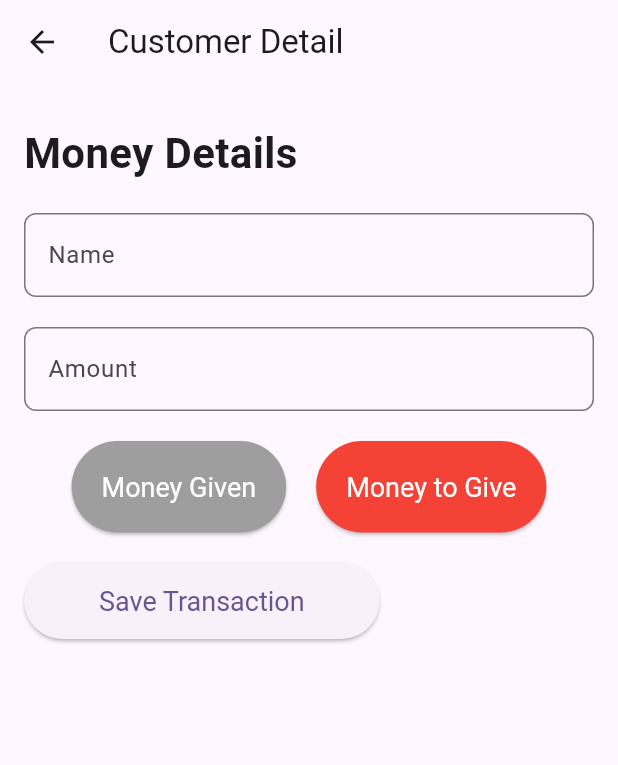
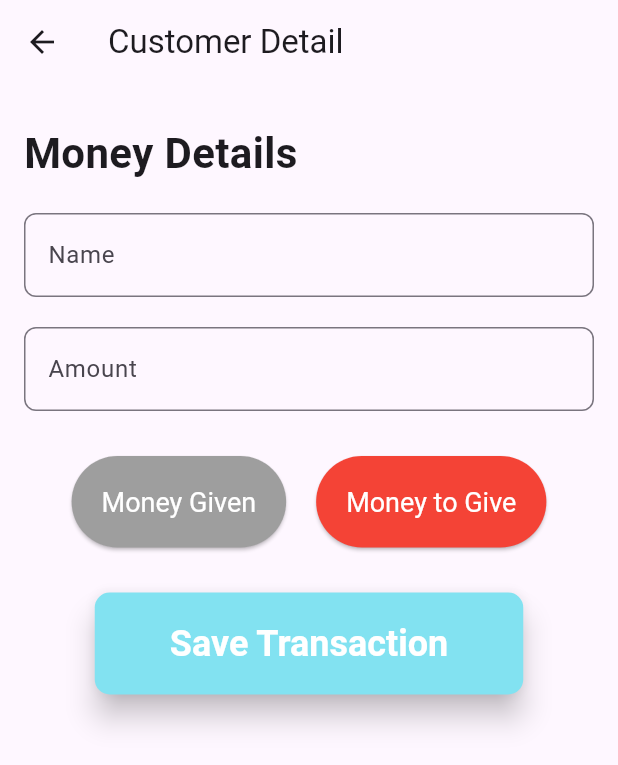
Before and after one commit to KshitijH123/khata_book, a Flutter app: the CustomerDetail screen opened directly, on a phone screen of 412 x 824 dp. Shown: the top 765 px of the screen. Run offline on Flutter 3.47's test engine with Material 3 defaults, Android fonts, the light colour scheme and no system bars.

Commit message:
changes elevated button

```diff
--- a/lib/customer_details.dart
+++ b/lib/customer_details.dart
@@ -70,7 +70,7 @@ class _CustomerDetailState extends State<CustomerDetail> {
                 ),
               ),
             ),
-            const SizedBox(height: 20),
+            const SizedBox(height: 30),
             Row(
               mainAxisAlignment: MainAxisAlignment.center,
               children: [
@@ -111,15 +111,31 @@ class _CustomerDetailState extends State<CustomerDetail> {
                 ),
               ],
             ),
-            const SizedBox(height: 20),
-            ElevatedButton(
-              onPressed: saveTransaction,
-              style: ElevatedButton.styleFrom(
-                padding: const EdgeInsets.symmetric(
-                    vertical: 15.0, horizontal: 50.0),
-                textStyle: const TextStyle(fontSize: 18),
+           const SizedBox(height: 30),
+            Center(
+              child: ElevatedButton(
+                onPressed: saveTransaction,
+                style: ElevatedButton.styleFrom(
+                  foregroundColor: Colors.white, backgroundColor: Color.fromARGB(255, 130, 226, 241),
+                  shape: RoundedRectangleBorder(
+                    borderRadius:
+                        BorderRadius.circular(10.0),
+                  ),
+                  padding: const EdgeInsets.symmetric(
+                      vertical: 20.0,
+                      horizontal: 50.0),
+                  elevation: 8,
+                  textStyle: const TextStyle(
+                    fontSize: 20,
+                    fontWeight: FontWeight.w600,
+                  ),
+                ),
+                child: const Text(
+                  'Save Transaction',
+                  style: TextStyle(
+                      fontSize: 24),
+                ),
               ),
-              child: const Text('Save Transaction'),
             ),
           ],
         ),
```
Also changed, not shown: lib/home_page.dart (line endings or trailing spaces).
